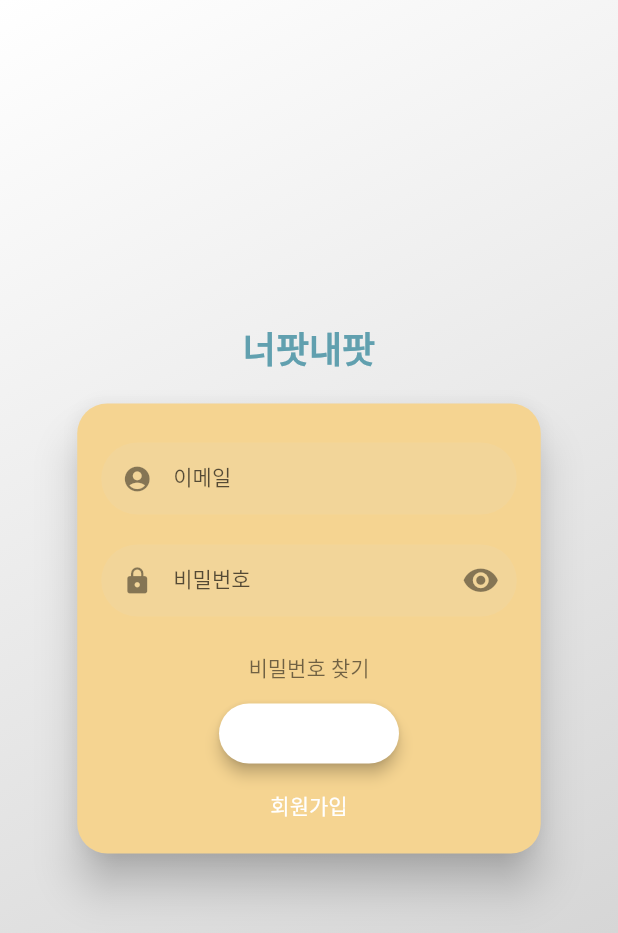
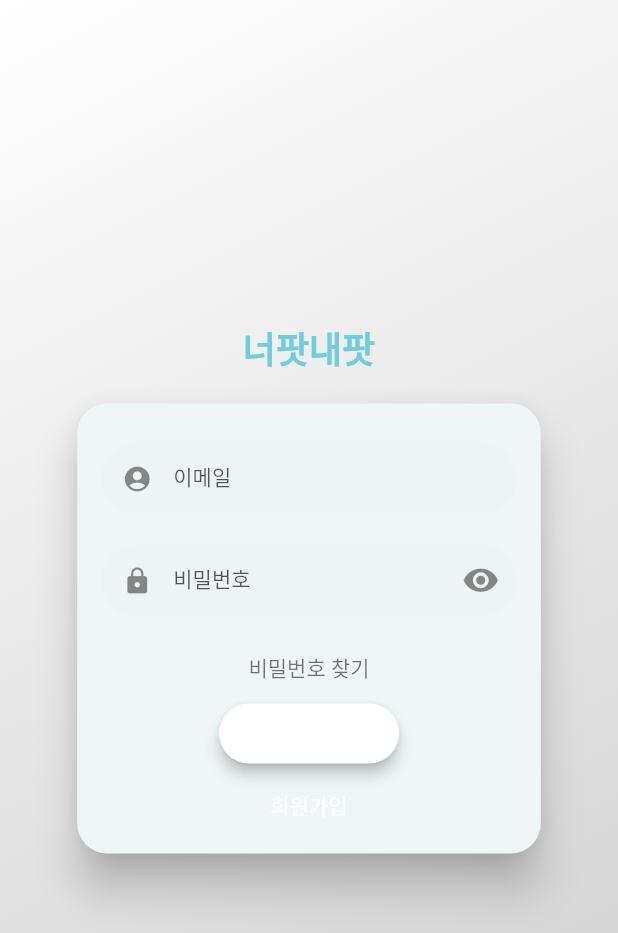
Before and after one commit to jil8885/flutter-jaram-together, a Flutter app: the screen it shows after launch, on a phone screen of 412 x 824 dp. Shown: the top 933 px of the screen. Run offline on Flutter 3.47's test engine with Material 2 defaults, Android fonts, the phone set to English and light mode, and no system bars; drawn by our look-alikes of flutter_login; our stand-ins replace firebase_auth; accounts and stored records are empty.

Commit message:
Change theme color

```diff
--- a/lib/main.dart
+++ b/lib/main.dart
@@ -1,5 +1,4 @@
 import 'package:flutter/material.dart';
-import 'package:flutter_jaram_together/screens/Intro_screen.dart';
 import 'package:flutter_jaram_together/screens/login_screen.dart';
 import 'package:flutter_jaram_together/style/styles.dart';
 
@@ -15,9 +14,9 @@ class MyApp extends StatelessWidget {
       debugShowCheckedModeBanner: false,
       title: '너팟내팟',
       theme: ThemeData(
-        primarySwatch: mdarkBlue,
-        cardColor: kbannaColor,
-        accentColor: kdarkBlueColor,
+        primarySwatch: wskyBlueCrystalM,
+        cardColor: wmintCream,
+        accentColor: wskyBlueCrystal,
         cursorColor: Colors.brown,
         textTheme: TextTheme(
           display2: TextStyle(
--- a/lib/screens/home_screen.dart
+++ b/lib/screens/home_screen.dart
@@ -10,7 +10,7 @@ class _HomeScreenState extends State<HomeScreen> {
   @override
   Widget build(BuildContext context) {
     return Scaffold(
-      backgroundColor: kdarkBlueColor,
+      backgroundColor: wdarkBlueColor,
       body: SafeArea(
         child: Center(
           child: Text('HOME'),
--- a/lib/style/styles.dart
+++ b/lib/style/styles.dart
@@ -1,24 +1,41 @@
 import 'package:flutter/material.dart';
 
-const MaterialColor mdarkBlue = const MaterialColor(
+const MaterialColor wmintCreamM = const MaterialColor(
   0xFFFFFFFF,
   const <int, Color>{
-    50: const Color(0xff61a0af),
-    100: const Color(0xff61a0af),
-    200: const Color(0xff61a0af),
-    300: const Color(0xff61a0af),
-    400: const Color(0xff61a0af),
-    500: const Color(0xff61a0af),
-    600: const Color(0xff61a0af),
-    700: const Color(0xff61a0af),
-    800: const Color(0xff61a0af),
-    900: const Color(0xff61a0af),
+    50: const Color(0xffEFF7F6),
+    100: const Color(0xffEFF7F6),
+    200: const Color(0xffEFF7F6),
+    300: const Color(0xffEFF7F6),
+    400: const Color(0xffEFF7F6),
+    500: const Color(0xffEFF7F6),
+    600: const Color(0xffEFF7F6),
+    700: const Color(0xffEFF7F6),
+    800: const Color(0xffEFF7F6),
+    900: const Color(0xffEFF7F6),
+  },
+);
+const MaterialColor wskyBlueCrystalM = const MaterialColor(
+  0xFFFFFFFF,
+  const <int, Color>{
+    50: const Color(0xff71ccde),
+    100: const Color(0xff71ccde),
+    200: const Color(0xff71ccde),
+    300: const Color(0xff71ccde),
+    400: const Color(0xff71ccde),
+    500: const Color(0xff71ccde),
+    600: const Color(0xff71ccde),
+    700: const Color(0xff71ccde),
+    800: const Color(0xff71ccde),
+    900: const Color(0xff71ccde),
   },
 );
 
-const kdarkBlueColor = Color(0xff61a0af);
-const kbannaColor = Color(0xfff5d491);
-
+const wdarkBlueColor = Color(0xff61a0af);
+const wbannaColor = Color(0xfff5d491);
+const wmintCream = Color(0xffEFF7F6);
+const wceleste = Color(0xffB2F7EF);
+const wskyBlueCrystal = Color(0xff71ccde);
 BoxShadow wBoxshadow = BoxShadow(
   color: Color(0xFF1B1D1F).withOpacity(0.1),
   spreadRadius: 0,
@@ -26,4 +43,12 @@ BoxShadow wBoxshadow = BoxShadow(
   offset: Offset(0, 2), // changes position of shadow
 );
 
-const kopacity = 0.0;
+const wopacity = 0.0;
+
+const wscreenTitle = TextStyle(
+  // color: Color(0xFF424242),
+  color: Colors.white,
+  fontWeight: FontWeight.w800,
+  decoration: TextDecoration.none,
+  fontSize: 16,
+);
```
Also changed, not shown: lib/screens/Intro_screen.dart (+9 -9 lines).
